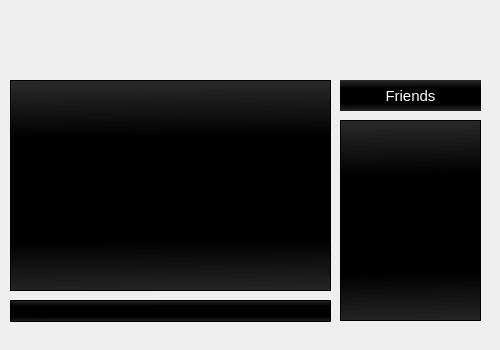
Above: mainwindow.ui from nmhaker/Source-Code before the change. Below: the same form after it.
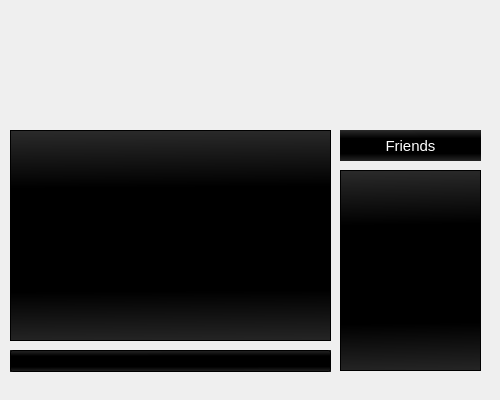
That is the form after the change.

The edit to the form file:
```diff
--- a/mainwindow.ui
+++ b/mainwindow.ui
@@ -7,7 +7,7 @@
     <x>0</x>
     <y>0</y>
     <width>500</width>
-    <height>350</height>
+    <height>400</height>
    </rect>
   </property>
   <property name="minimumSize">
@@ -19,7 +19,7 @@
   <property name="maximumSize">
    <size>
     <width>500</width>
-    <height>350</height>
+    <height>400</height>
    </size>
   </property>
   <property name="baseSize">
@@ -42,7 +42,7 @@
     <property name="geometry">
      <rect>
       <x>340</x>
-      <y>120</y>
+      <y>170</y>
       <width>141</width>
       <height>201</height>
      </rect>
@@ -57,7 +57,7 @@
     <property name="geometry">
      <rect>
       <x>10</x>
-      <y>300</y>
+      <y>350</y>
       <width>321</width>
       <height>22</height>
      </rect>
@@ -71,7 +71,7 @@
     <property name="geometry">
      <rect>
       <x>340</x>
-      <y>80</y>
+      <y>130</y>
       <width>141</width>
       <height>31</height>
      </rect>
@@ -98,7 +98,7 @@
     <property name="geometry">
      <rect>
       <x>10</x>
-      <y>80</y>
+      <y>130</y>
       <width>321</width>
       <height>211</height>
      </rect>
```
